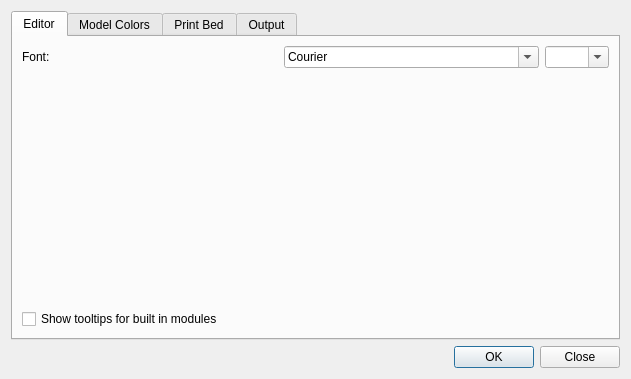
Before: the Qt Designer form src/ui/preferences.ui in GilesBathgate/RapCAD, drawn with Qt 5.
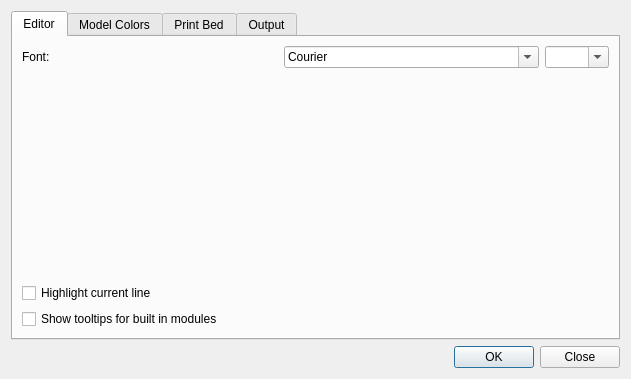
After: the same form once the commit is applied.

Commit message: Implement highlight current line in code editor

The edit to the form file:
```diff
--- a/src/ui/preferences.ui
+++ b/src/ui/preferences.ui
@@ -79,6 +79,13 @@
            </property>
           </spacer>
          </item>
+         <item>
+          <widget class="QCheckBox" name="highlightLineCheckbox">
+           <property name="text">
+            <string>Highlight current line</string>
+           </property>
+          </widget>
+         </item>
          <item>
           <widget class="QCheckBox" name="tooltipsCheckBox">
            <property name="text">
```
The commit also changes 6 other files.
